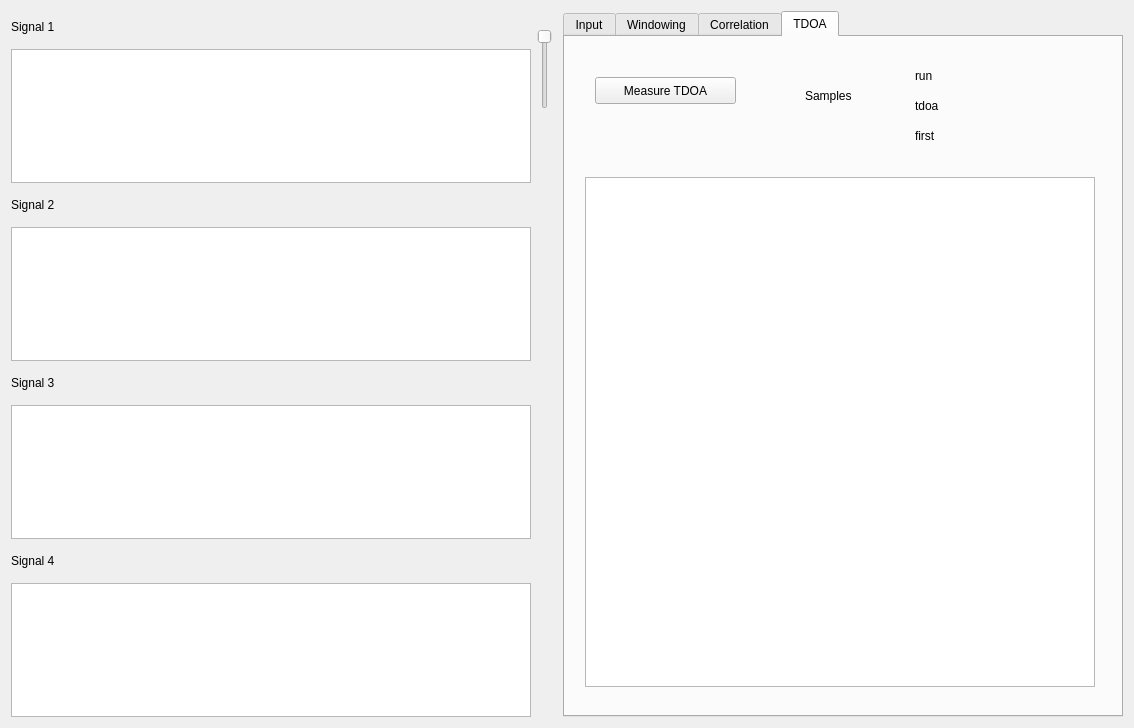
Qt form forms/centralwidget.ui (zienek/trakker) before a commit.
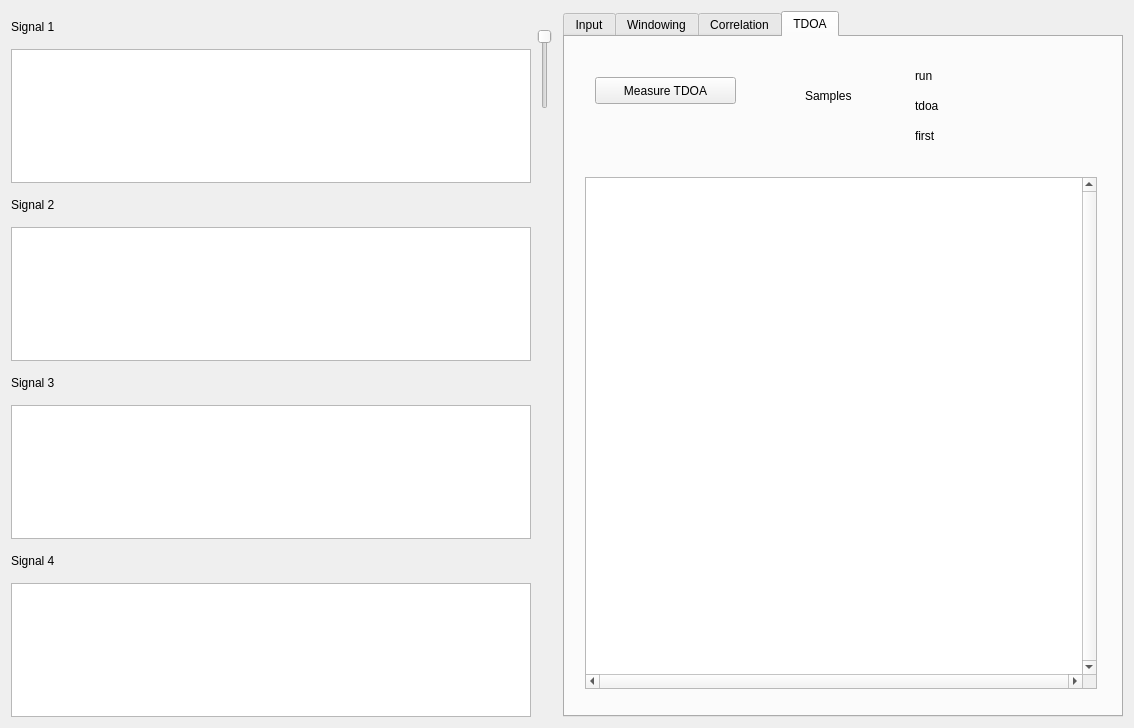
The same form after that commit. The open tabs and pages were chosen to show the change.

Diff of the .ui file:
```diff
--- a/forms/centralwidget.ui
+++ b/forms/centralwidget.ui
@@ -1270,10 +1270,28 @@
             <rect>
              <x>20</x>
              <y>140</y>
-             <width>510</width>
-             <height>510</height>
+             <width>512</width>
+             <height>512</height>
             </rect>
            </property>
+           <property name="minimumSize">
+            <size>
+             <width>512</width>
+             <height>512</height>
+            </size>
+           </property>
+           <property name="maximumSize">
+            <size>
+             <width>1024</width>
+             <height>1024</height>
+            </size>
+           </property>
+           <property name="verticalScrollBarPolicy">
+            <enum>Qt::ScrollBarAlwaysOn</enum>
+           </property>
+           <property name="horizontalScrollBarPolicy">
+            <enum>Qt::ScrollBarAlwaysOn</enum>
+           </property>
           </widget>
          </widget>
         </widget>
```
